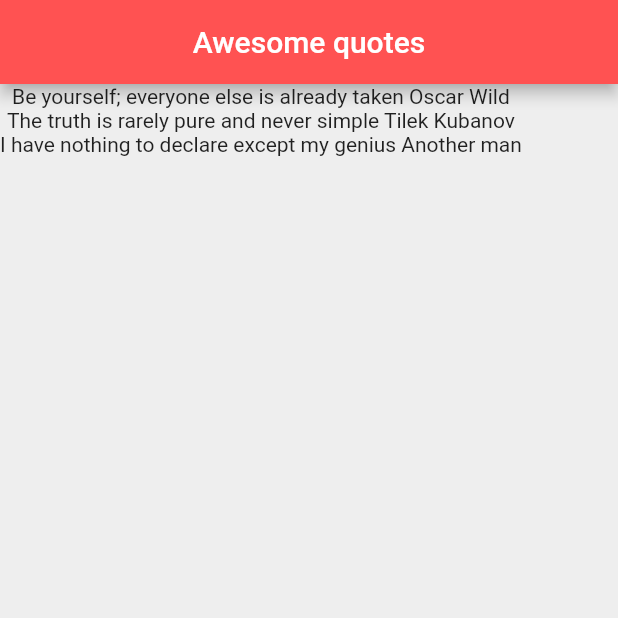
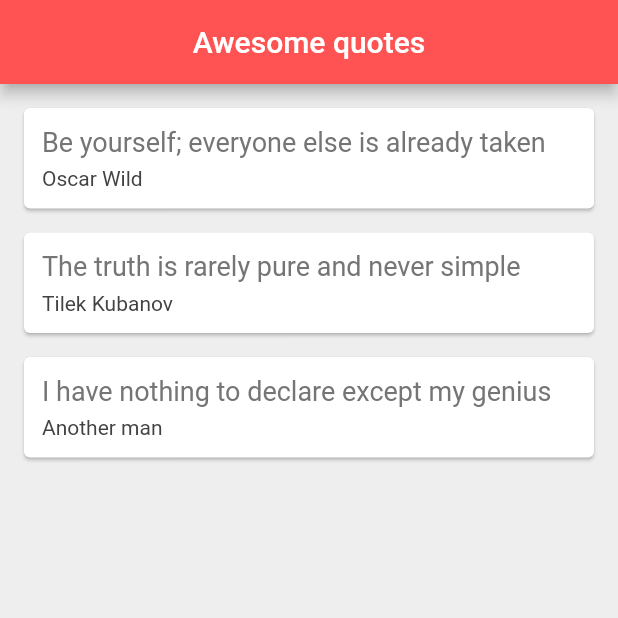
Before and after one commit to Uki7991/ninja_id, a Flutter app: the screen it shows after launch, on a phone screen of 412 x 824 dp, the top half of it. Run offline on Flutter 3.47's test engine with Material 2 defaults, Android fonts, the phone set to English and light mode, and no system bars.

Commit message:
Update main.dart

```diff
--- a/lib/main.dart
+++ b/lib/main.dart
@@ -18,6 +18,34 @@ class _QuoteListState extends State<QuoteList> {
     Quote(author: 'Another man', text: 'I have nothing to declare except my genius'),
   ];
 
+  Widget quoteTemplate(quote) {
+    return Card(
+      margin: EdgeInsets.fromLTRB(16, 16, 16, 0),
+      child: Padding(
+        padding: const EdgeInsets.all(12.0),
+        child: Column(
+          crossAxisAlignment: CrossAxisAlignment.stretch,
+          children: <Widget>[
+            Text(
+              quote.text,
+              style: TextStyle(
+                fontSize: 18,
+                color: Colors.grey[600],
+              ),
+            ),
+            SizedBox(height: 6,),
+            Text(
+              quote.author,
+              style: TextStyle(
+                fontSize: 14,
+                color: Colors.grey[800],
+              ),
+            ),
+          ],
+        ),
+      ),
+    );
+  }
 
   @override
   Widget build(BuildContext context) {
@@ -29,7 +57,7 @@ class _QuoteListState extends State<QuoteList> {
         backgroundColor: Colors.redAccent,
       ),
       body: Column(
-        children: quotes.map((quote) => Text('${quote.text} ${quote.author}')).toList()
+        children: quotes.map((quote) => quoteTemplate(quote)).toList()
       ),
     );
   }
```
